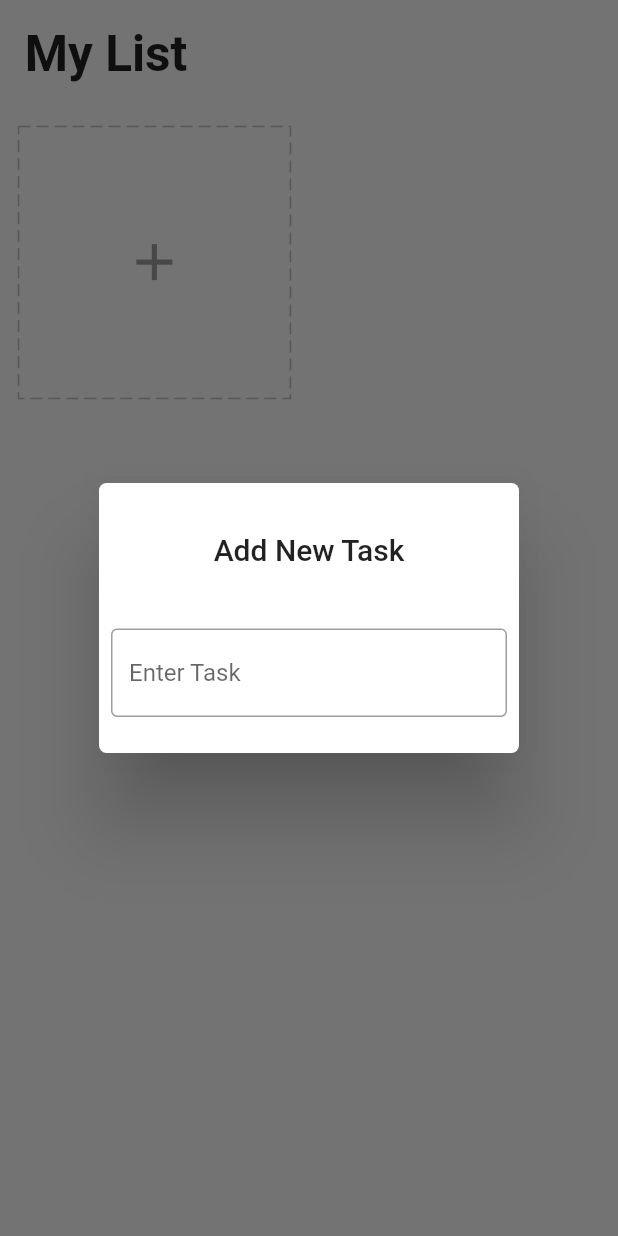
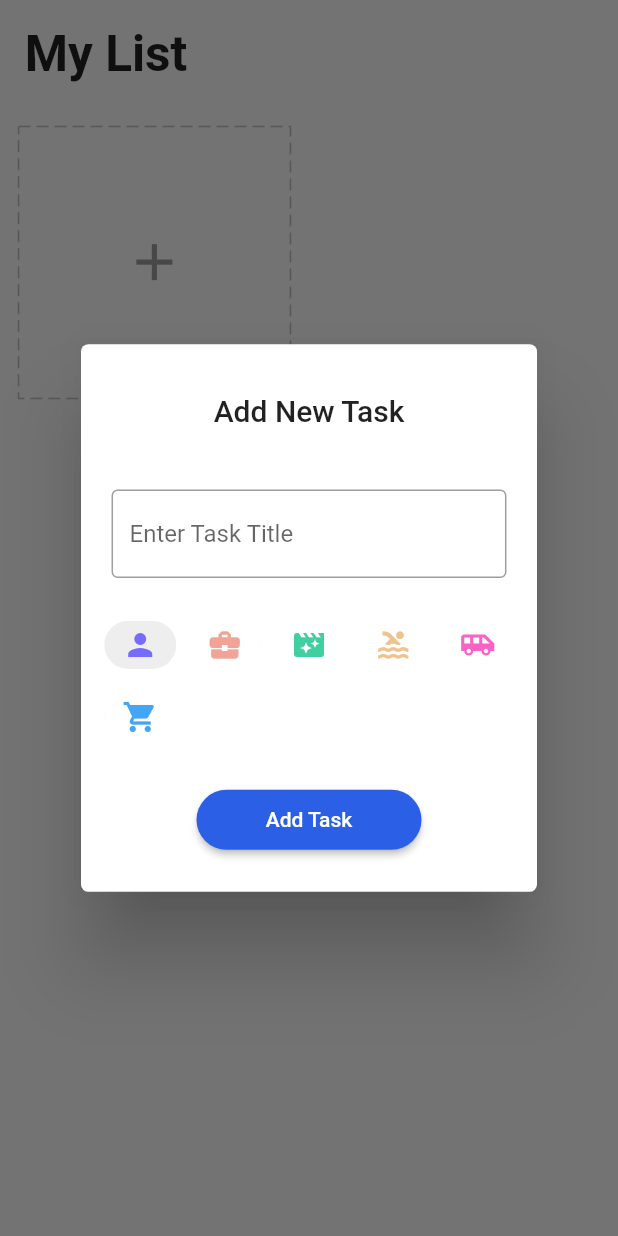
Before and after one commit to heispapijay/doltnow, a Flutter app: the screen it shows after launch, after a tap on the "add" icon, on a phone screen of 412 x 824 dp. Run offline on Flutter 3.47's test engine with Material 2 defaults, Android fonts, the phone set to English and light mode, and no system bars; drawn by our look-alikes of dotted_border; our stand-ins replace equatable, flutter_easyloading, get, get_storage.

Commit message:
new card

```diff
--- a/lib/app/modules/home/controller/home_controller.dart
+++ b/lib/app/modules/home/controller/home_controller.dart
@@ -7,6 +7,7 @@ class HomeController extends GetxController {
   final tasks = <Task>[].obs;
   final formKey = GlobalKey<FormState>();
   final editController = TextEditingController();
+  final chipIndex = 0.obs;
 
   TaskRepository taskRepository;
   HomeController({required this.taskRepository});
@@ -22,4 +23,16 @@ class HomeController extends GetxController {
   void onClose() {
     super.onClose();
   }
+
+  void changeChipIndex(int value) {
+    chipIndex.value = value;
+  }
+
+  bool addTask(Task task) {
+    if (tasks.contains(task)) {
+      return false;
+    }
+    tasks.add(task);
+    return true;
+  }
 }
--- a/lib/app/widgets/new_card.dart
+++ b/lib/app/widgets/new_card.dart
@@ -1,9 +1,12 @@
 // ignore_for_file: unused_local_variable
 
 import 'package:doltnow/app/core/utils/extensions.dart';
+import 'package:doltnow/app/core/values/colors.dart';
+import 'package:doltnow/app/data/models/task.dart';
 import 'package:doltnow/app/modules/home/controller/home_controller.dart';
 import 'package:doltnow/app/widgets/icons.dart';
 import 'package:flutter/material.dart';
+import 'package:flutter_easyloading/flutter_easyloading.dart';
 import 'package:get/get.dart';
 import 'package:dotted_border/dotted_border.dart';
 
@@ -29,16 +32,87 @@ class NewCard extends StatelessWidget {
                 key: homecontroller.formKey,
                 child: Column(
                   children: [
-                    TextFormField(
-                      controller: homecontroller.editController,
-                      decoration: const InputDecoration(
-                        hintText: 'Enter Task',
-                        border: OutlineInputBorder(),
+                    Padding(
+                      padding: EdgeInsets.symmetric(horizontal: 3.0.wp),
+                      child: TextFormField(
+                        controller: homecontroller.editController,
+                        decoration: const InputDecoration(
+                          hintText: 'Enter Task Title',
+                          border: OutlineInputBorder(),
+                        ),
+                        validator: (value) {
+                          if (value == null || value.trim().isEmpty) {
+                            return 'Please enter some text';
+                          }
+                          return null;
+                        },
                       ),
-                    )
+                    ),
+                    Padding(
+                      padding: EdgeInsets.symmetric(vertical: 5.0.wp),
+                      child: Wrap(
+                        spacing: 2.0.wp,
+                        children: icons
+                            .map((e) => Obx(
+                                  () {
+                                    final index = icons.indexOf(e);
+                                    return ChoiceChip(
+                                      backgroundColor: Colors.white,
+                                      selectedColor: Colors.grey[200],
+                                      pressElevation: 0,
+                                      label: e,
+                                      selected:
+                                          homecontroller.chipIndex.value ==
+                                              index,
+                                      onSelected: (bool selected) {
+                                        homecontroller.chipIndex.value =
+                                            selected ? index : 0;
+                                      },
+                                    );
+                                  },
+                                ))
+                            .toList(),
+                      ),
+                    ),
+                    ElevatedButton(
+                      style: ElevatedButton.styleFrom(
+                        primary: blue,
+                        shape: RoundedRectangleBorder(
+                          borderRadius: BorderRadius.circular(20),
+                        ),
+                        minimumSize: const Size(150, 40),
+                      ),
+                      onPressed: () {
+                        if (homecontroller.formKey.currentState!.validate()) {
+                          int icon = icons[homecontroller.chipIndex.value]
+                              .icon!
+                              .codePoint;
+                          String color = icons[homecontroller.chipIndex.value]
+                              .color!
+                              .toHex();
+                          var task = Task(
+                            title: homecontroller.editController.text,
+                            icon: icon,
+                            color: color,
+                          );
+                          Get.back();
+                          homecontroller.addTask(task)
+                              //homecontroller.tasks.add(task)
+                              ? EasyLoading.showSuccess('Task Added')
+                              : EasyLoading.showError('Task Not Added');
+                          Get.back();
+                        }
+                      },
+                      child: const Text(
+                        'Add Task',
+                      ),
+                    ),
                   ],
                 ),
               ));
+
+          homecontroller.editController.clear();
+          homecontroller.changeChipIndex(0);
         },
         child: DottedBorder(
           color: Colors.grey[400]!,
```
